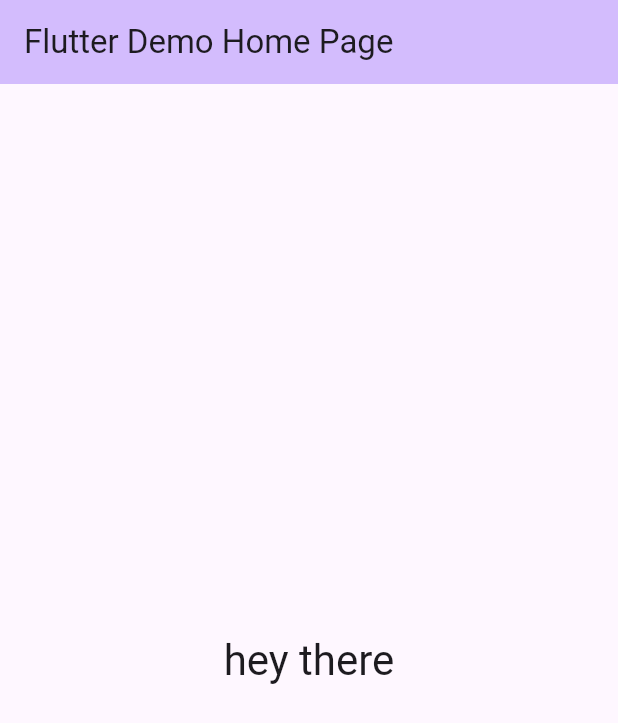
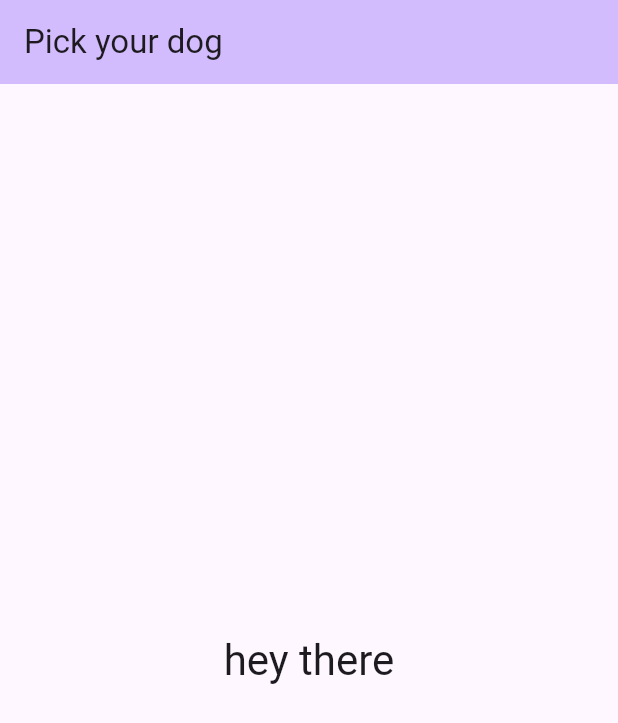
Before and after one commit to siiimaay/pick-your-dog, a Flutter app: the screen it shows after launch, on a phone screen of 412 x 824 dp. Shown: the top 723 px of the screen. Run offline on Flutter 3.47's test engine with Material 2 defaults, Android fonts, the phone set to English and light mode, and no system bars; generated files the repository leaves out were written again.

Commit message:
update .gitignore

```diff
--- a/lib/main.dart
+++ b/lib/main.dart
@@ -10,12 +10,13 @@ class MyApp extends StatelessWidget {
   @override
   Widget build(BuildContext context) {
     return MaterialApp(
-      title: 'Flutter Demo',
       theme: ThemeData(
         colorScheme: ColorScheme.fromSeed(seedColor: Colors.deepPurple),
         useMaterial3: true,
       ),
-      home: const MyHomePage(title: 'Flutter Demo Home Page'),
+      home: MyHomePage(
+        title: "Pick your dog",
+      ),
     );
   }
 }
```
Also changed, not shown: 1 other file.
